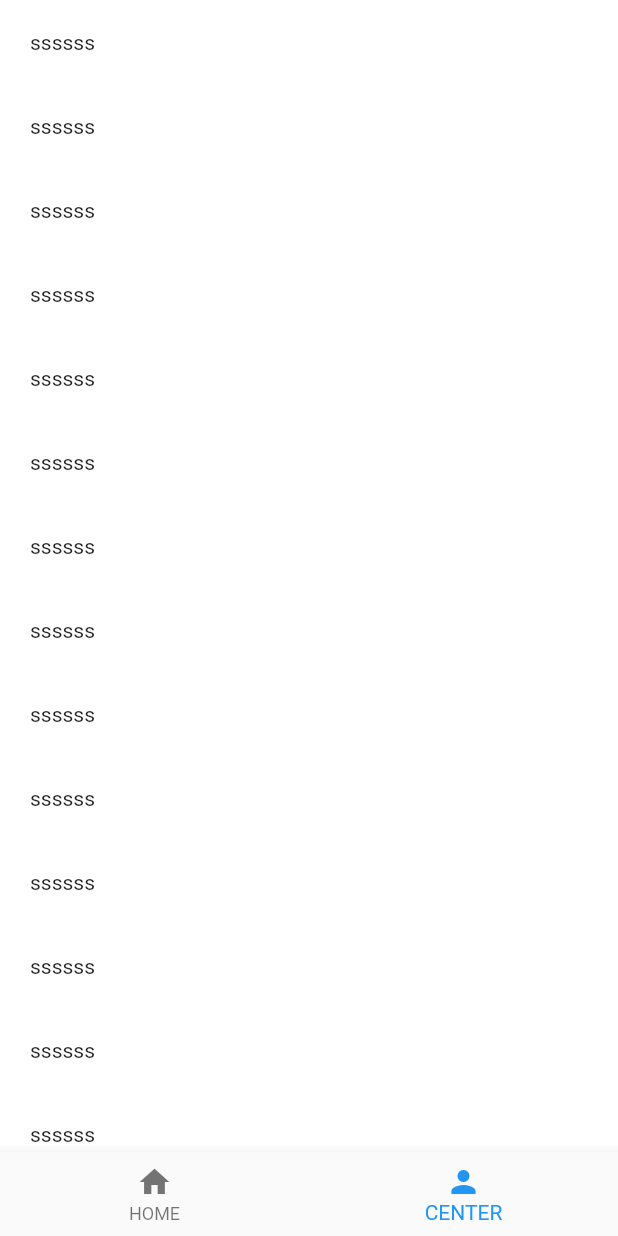
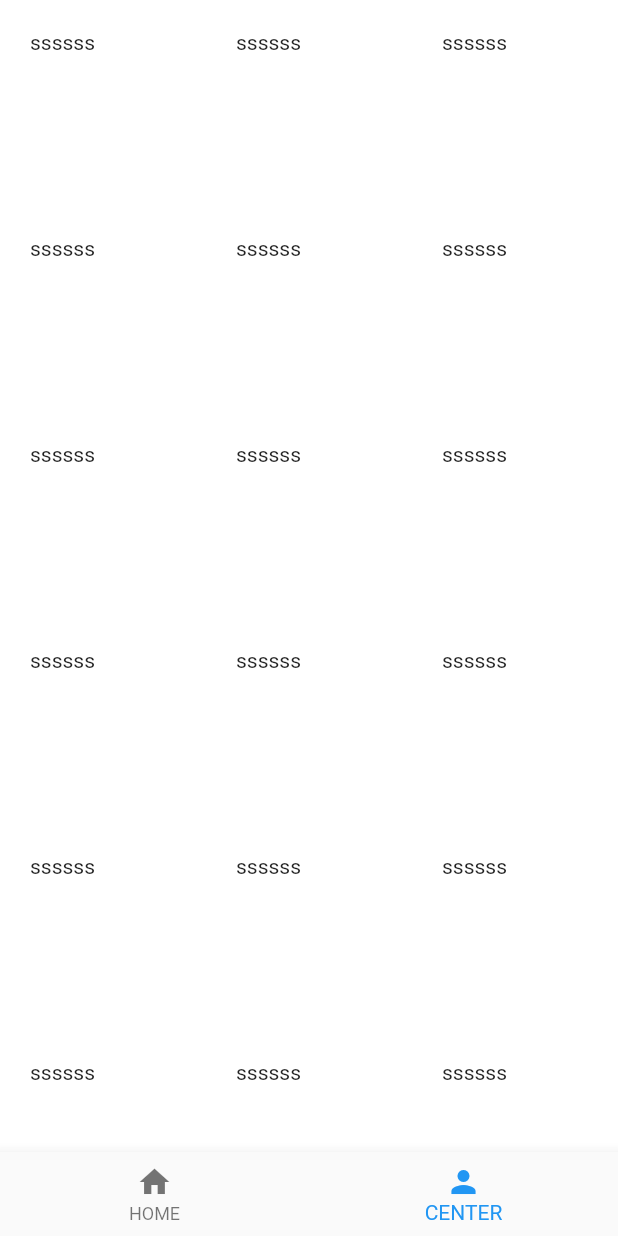
Before and after one commit to YISHUIH/flutter_app, a Flutter app: the screen it shows after launch, item 2 of the bottom bar chosen, on a phone screen of 412 x 824 dp. Run offline on Flutter 3.47's test engine with Material 2 defaults, Android fonts, the phone set to English and light mode, and no system bars; network calls fail.

Commit message:
修改bannerwidget

```diff
--- a/lib/widget/home/HomeWidget.dart
+++ b/lib/widget/home/HomeWidget.dart
@@ -17,8 +17,8 @@ import 'package:flutter_ge/widget/listwidget/InformationListWidget.dart';
 import '../test.dart';
 import 'TabModelWidget.dart';
 
-///Copyright , 2015-2019, 健康无忧网络科技有限公司 <br>
-///Author: 陈刘磊 1070379530@qq.com <br>
+///Copyright , 2015-2019,  <br>
+///Author:  1070379530@qq.com <br>
 ///Date: 2019/4/29 16:03    <br>
 ///Description: 首页  <br>
 
--- a/lib/widget/home/TabModelWidget.dart
+++ b/lib/widget/home/TabModelWidget.dart
@@ -1,7 +1,7 @@
 import 'package:flutter/material.dart';
 
-///Copyright , 2015-2019, 健康无忧网络科技有限公司 <br>
-///Author: 陈刘磊 1070379530@qq.com <br>
+///Copyright , 2015-2019,  <br>
+///Author:  1070379530@qq.com <br>
 ///Date: 2019/5/9 13:47    <br>
 ///Description: 首页的功能入口  <br>
 
--- a/lib/widget/listwidget/InformationListWidget.dart
+++ b/lib/widget/listwidget/InformationListWidget.dart
@@ -2,8 +2,8 @@ import 'package:flutter/material.dart';
 import 'package:flutter_ge/mode/Banner.dart';
 import 'package:flutter_ge/widget/page/information/InformationDetailPage.dart';
 
-///Copyright , 2015-2019, 健康无忧网络科技有限公司 <br>
-///Author: 陈刘磊 1070379530@qq.com <br>
+///Copyright , 2015-2019,  <br>
+///Author:  1070379530@qq.com <br>
 ///Date: 2019/5/20 9:26    <br>
 ///Description: 医学资讯列表   <br>
 class InformationListWidget extends StatelessWidget {
--- a/lib/widget/mine/MineWidget.dart
+++ b/lib/widget/mine/MineWidget.dart
@@ -5,6 +5,8 @@
  * Description: 我的  <br>
  */
 import 'package:flutter/material.dart';
+
+import '../mine/default_footer.dart';
 
 class MineWidget extends StatefulWidget {
   @override
@@ -22,8 +24,10 @@ class _MineWidgetState extends State<MineWidget> {
                   child: Text("dddddddddd"),
                   color: Colors.blue,
                 ),
-        ListView(
+                GridView(
                   shrinkWrap: true,
+                  gridDelegate:
+                  SliverGridDelegateWithFixedCrossAxisCount(crossAxisCount: 3),
                   children: _getChild(),
                 )
               ],
@@ -32,7 +36,7 @@ class _MineWidgetState extends State<MineWidget> {
 }
 
 List<Widget> _getChild() {
-  return List.generate(20, (index) {
+  return List.generate(100, (index) {
     return Container(
       color: Colors.white,
       padding: EdgeInsets.all(20.0),
@@ -42,15 +46,22 @@ List<Widget> _getChild() {
 }
 
 class MyRefreshDemo extends StatefulWidget {
-  const MyRefreshDemo(
-      {@required this.child,
+  MyRefreshDemo({@required this.child,
     this.notificationPredicate = defaultScrollNotificationPredicate,
     this.headHeight = 150.0,
-      this.footHeight = -150.0})
-      : assert(child != null),
+    this.footHeight = -150.0, Widget footer,}) {
+    assert(child != null);
     assert(notificationPredicate != null);
+    if (footer == null) {
+      footer = DefaultFooter();
+    } else {
+      this.footer = footer;
+    }
+  }
+
 
   final Widget child;
+  Widget footer = DefaultFooter();
   final ScrollNotificationPredicate notificationPredicate;
   final double headHeight;
   final double footHeight;
@@ -60,9 +71,9 @@ class MyRefreshDemo extends StatefulWidget {
 }
 
 class _MyRefreshDemoState extends State<MyRefreshDemo> {
-  _RefreshIndicatorMode _mode;
+  RefreshIndicatorMode _mode;
   bool _isIndicatorAtTop;
-  double _offest = 0.0;
+  double _offset = 0.0;
 
   bool _handleScrollNotification(ScrollNotification notification) {
     if (!widget.notificationPredicate(notification)) {
@@ -72,7 +83,7 @@ class _MyRefreshDemoState extends State<MyRefreshDemo> {
     if (notification is ScrollUpdateNotification) {
       if (_mode != null) {
         setState(() {
-          _offest = 0.0;
+          _offset = 0.0;
         });
       }
     }
@@ -81,7 +92,7 @@ class _MyRefreshDemoState extends State<MyRefreshDemo> {
       //开始
       setState(() {
         _isIndicatorAtTop = true;
-        _mode = _RefreshIndicatorMode.drag;
+        _mode = RefreshIndicatorMode.drag;
       });
     }
 
@@ -92,25 +103,26 @@ class _MyRefreshDemoState extends State<MyRefreshDemo> {
       var direction = delta.direction;
       if (direction > 0) {
         //下拉
-        _mode = _RefreshIndicatorMode.drag;
+        _mode = RefreshIndicatorMode.drag;
       } else {
         //上拉
-        _mode = _RefreshIndicatorMode.drag;
+        _mode = RefreshIndicatorMode.drag;
       }
       setState(() {
-        _offest += delta.dy;
+        _offset += delta.dy;
       });
+
       return true;
     }
     if (notification is ScrollEndNotification) {
       //结束
 
-      if (_offest > widget.headHeight / 3 * 2) {
-        _offest = widget.headHeight;
-      } else if (_offest < widget.footHeight / 3 * 2) {
-        _offest = widget.footHeight;
+      if (_offset > widget.headHeight / 3 * 2) {
+        _offset = widget.headHeight;
+      } else if (_offset < widget.footHeight / 3 * 2) {
+        _offset = widget.footHeight;
       } else {
-        _offest = 0.0;
+        _offset = 0.0;
         _isIndicatorAtTop = false;
       }
       setState(() {});
@@ -122,12 +134,8 @@ class _MyRefreshDemoState extends State<MyRefreshDemo> {
     if (notification.depth != 0) {
       return false;
     }
-    if (notification.leading) {
-//      print("glow===$notification ====== 刷新");
-    } else {
-//      print("glow===$notification ====== 更多");
-    }
-    if (_mode == _RefreshIndicatorMode.drag) {
+    if (notification.leading) {} else {}
+    if (_mode == RefreshIndicatorMode.drag) {
       notification.disallowGlow();
       return true;
     }
@@ -147,7 +155,8 @@ class _MyRefreshDemoState extends State<MyRefreshDemo> {
 
     if (_mode == null) {
       return Transform(
-        transform: Matrix4.identity()..translate(0.0, _offest),
+        transform: Matrix4.identity()
+          ..translate(0.0, _offset),
         child: child,
       );
     }
@@ -155,7 +164,8 @@ class _MyRefreshDemoState extends State<MyRefreshDemo> {
     return Stack(
       children: <Widget>[
         Transform(
-          transform: Matrix4.identity()..translate(0.0, _offest),
+          transform: Matrix4.identity()
+            ..translate(0.0, _offset),
           child: child,
         ),
         Positioned(
@@ -164,7 +174,8 @@ class _MyRefreshDemoState extends State<MyRefreshDemo> {
             top: -150,
             height: 150,
             child: Transform(
-              transform: Matrix4.identity()..translate(0.0, _offest),
+              transform: Matrix4.identity()
+                ..translate(0.0, _offset),
               child: Center(
                 child: Text("下拉刷新"),
               ),
@@ -175,9 +186,10 @@ class _MyRefreshDemoState extends State<MyRefreshDemo> {
             left: 0.0,
             right: 0.0,
             child: Transform(
-              transform: Matrix4.identity()..translate(0.0, _offest),
+              transform: Matrix4.identity()
+                ..translate(0.0, _offset),
               child: Center(
-                child: Text("上拉加载更多"),
+                child:widget.footer,
               ),
             )),
       ],
@@ -185,7 +197,7 @@ class _MyRefreshDemoState extends State<MyRefreshDemo> {
   }
 }
 
-enum _RefreshIndicatorMode {
+enum RefreshIndicatorMode {
   drag, // Pointer is down.
   armed, // Dragged far enough that an up event will run the onRefresh callback.
   snap, // Animating to the indicator's final "displacement".
@@ -194,3 +206,11 @@ enum _RefreshIndicatorMode {
   canceled, // Animating the indicator's fade-out after not arming.
   loadMore
 }
+
+abstract class PointMode {
+  void onMove();
+
+  void onOverFlow();
+
+  void onWork();
+}
--- a/lib/widget/page/expertjz/ExpertJZDetailPage.dart
+++ b/lib/widget/page/expertjz/ExpertJZDetailPage.dart
@@ -1,8 +1,8 @@
 import 'package:flutter/material.dart';
 import 'package:flutter_ge/mode/Banner.dart';
 
-///Copyright , 2015-2019, 健康无忧网络科技有限公司 <br>
-///Author: 陈刘磊 1070379530@qq.com <br>
+///Copyright , 2015-2019,  <br>
+///Author:  1070379530@qq.com <br>
 ///Date: 2019/5/10 17:12    <br>
 ///Description: 专家列表详情   <br>
 
--- a/lib/widget/page/expertjz/ExpertJZListPage.dart
+++ b/lib/widget/page/expertjz/ExpertJZListPage.dart
@@ -1,8 +1,8 @@
 import 'package:flutter/material.dart';
 import 'package:flutter_ge/mode/Banner.dart';
 import 'package:flutter_ge/widget/listwidget/ExpertJZListWidget.dart';
-///Copyright , 2015-2019, 健康无忧网络科技有限公司 <br>
-///Author: 陈刘磊 1070379530@qq.com <br>
+///Copyright , 2015-2019,  <br>
+///Author:  1070379530@qq.com <br>
 ///Date: 2019/5/10 16:21    <br>
 ///Description: 专家讲座列表   <br>
 class ExpertJZListPage extends StatefulWidget {
--- a/lib/widget/page/information/InformationDetailPage.dart
+++ b/lib/widget/page/information/InformationDetailPage.dart
@@ -1,8 +1,8 @@
 import 'package:flutter/material.dart';
 import 'package:flutter_ge/mode/Banner.dart';
 
-///Copyright , 2015-2019, 健康无忧网络科技有限公司 <br>
-///Author: 陈刘磊 1070379530@qq.com <br>
+///Copyright , 2015-2019,  <br>
+///Author:  1070379530@qq.com <br>
 ///Date: 2019/5/10 17:12    <br>
 ///Description: 专家列表详情   <br>
 
--- a/lib/widget/page/information/InformationListPage.dart
+++ b/lib/widget/page/information/InformationListPage.dart
@@ -2,8 +2,8 @@ import 'package:flutter/material.dart';
 import 'package:flutter_ge/mode/Banner.dart';
 import 'package:flutter_ge/widget/listwidget/InformationListWidget.dart';
 
-///Copyright , 2015-2019, 健康无忧网络科技有限公司 <br>
-///Author: 陈刘磊 1070379530@qq.com <br>
+///Copyright , 2015-2019,  <br>
+///Author:  1070379530@qq.com <br>
 ///Date: 2019/5/10 16:21    <br>
 ///Description: 医学资讯列表   <br>
 class InformationListPage extends StatefulWidget {
```
Also changed, not shown: lib/mode/Banner.dart (+4 -6 lines), lib/res/color.dart (+8 -6 lines), lib/util/UtilToast.dart (+9 -9 lines), lib/widget/home/BannerWidget.dart (+11 -6 lines), lib/widget/home/TipWidget.dart (+21 -13 lines), lib/widget/listwidget/ExpertJZListWidget.dart (+4 -4 lines), lib/widget/mine/default_footer.dart (added, +51 -0 lines). Lines whose indentation alone changed are shown as unchanged.
